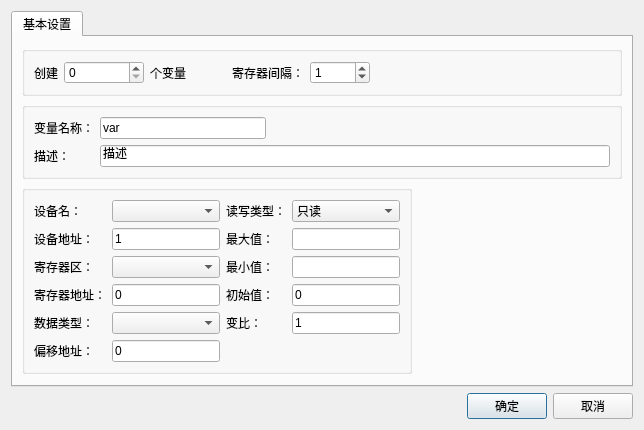
VelsonWang/HmiFuncDesigner, file HmiFuncDesigner/ProjectManager/ProjectManager/TagIOEditDialog.ui: the form before one commit.
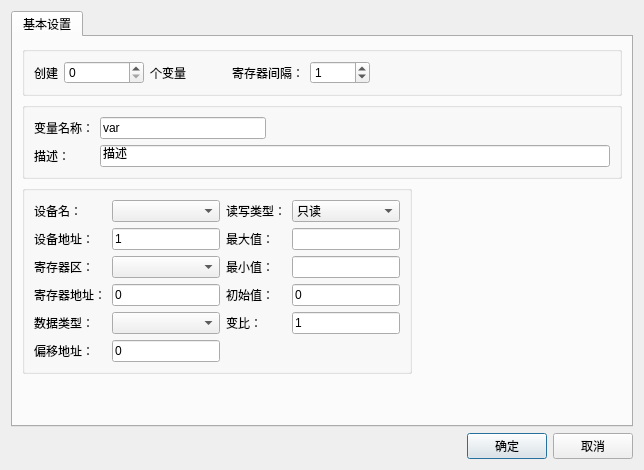
The form after the commit.

```diff
--- a/HmiFuncDesigner/ProjectManager/ProjectManager/TagIOEditDialog.ui
+++ b/HmiFuncDesigner/ProjectManager/ProjectManager/TagIOEditDialog.ui
@@ -351,6 +351,19 @@
          </layout>
         </widget>
        </item>
+       <item>
+        <spacer name="verticalSpacer">
+         <property name="orientation">
+          <enum>Qt::Vertical</enum>
+         </property>
+         <property name="sizeHint" stdset="0">
+          <size>
+           <width>20</width>
+           <height>40</height>
+          </size>
+         </property>
+        </spacer>
+       </item>
       </layout>
      </widget>
     </widget>
```
